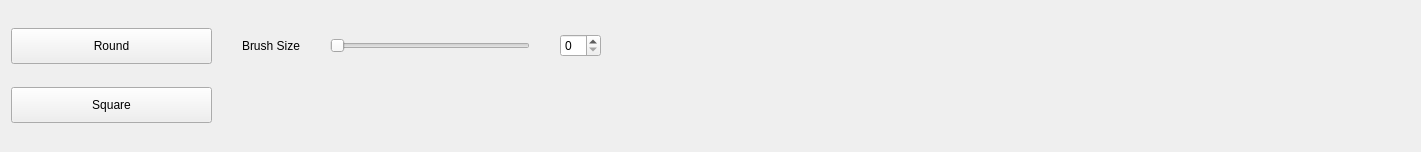
Vedhus/InstaDam, file Qt/InstaDam/Selector/freeSelect.ui: the form before one commit.
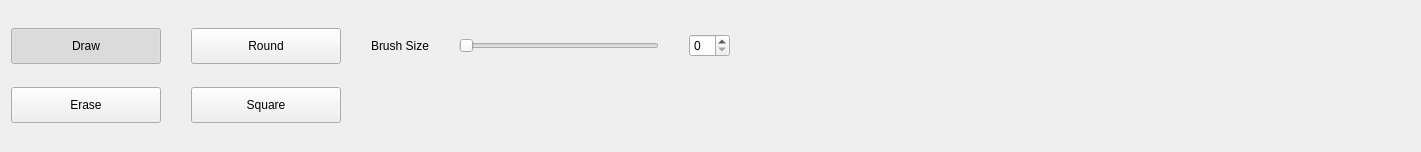
The form after the commit.

Patch:
```diff
--- a/Qt/InstaDam/Selector/freeSelect.ui
+++ b/Qt/InstaDam/Selector/freeSelect.ui
@@ -10,6 +10,18 @@
     <height>152</height>
    </rect>
   </property>
+  <property name="sizePolicy">
+   <sizepolicy hsizetype="Fixed" vsizetype="Fixed">
+    <horstretch>0</horstretch>
+    <verstretch>2</verstretch>
+   </sizepolicy>
+  </property>
+  <property name="minimumSize">
+   <size>
+    <width>0</width>
+    <height>0</height>
+   </size>
+  </property>
   <property name="windowTitle">
    <string>Form</string>
   </property>
@@ -17,24 +29,7 @@
    <property name="horizontalSpacing">
     <number>30</number>
    </property>
-   <item row="0" column="1">
-    <widget class="QLabel" name="brushSizeLabel">
-     <property name="text">
-      <string>Brush Size</string>
-     </property>
-    </widget>
-   </item>
    <item row="0" column="3">
-    <widget class="QSpinBox" name="brushSizeSpinner">
-     <property name="sizePolicy">
-      <sizepolicy hsizetype="Fixed" vsizetype="Fixed">
-       <horstretch>0</horstretch>
-       <verstretch>0</verstretch>
-      </sizepolicy>
-     </property>
-    </widget>
-   </item>
-   <item row="0" column="2">
     <widget class="QSlider" name="brushSizeSlider">
      <property name="minimumSize">
       <size>
@@ -53,45 +48,7 @@
      </property>
     </widget>
    </item>
-   <item row="0" column="0">
-    <widget class="QPushButton" name="roundBrushButton">
-     <property name="sizePolicy">
-      <sizepolicy hsizetype="Fixed" vsizetype="Fixed">
-       <horstretch>0</horstretch>
-       <verstretch>0</verstretch>
-      </sizepolicy>
-     </property>
-     <property name="minimumSize">
-      <size>
-       <width>201</width>
-       <height>36</height>
-      </size>
-     </property>
-     <property name="text">
-      <string>Round</string>
-     </property>
-    </widget>
-   </item>
-   <item row="1" column="0">
-    <widget class="QPushButton" name="squareBrushButton">
-     <property name="sizePolicy">
-      <sizepolicy hsizetype="Fixed" vsizetype="Fixed">
-       <horstretch>0</horstretch>
-       <verstretch>0</verstretch>
-      </sizepolicy>
-     </property>
-     <property name="minimumSize">
-      <size>
-       <width>201</width>
-       <height>36</height>
-      </size>
-     </property>
-     <property name="text">
-      <string>Square</string>
-     </property>
-    </widget>
-   </item>
-   <item row="0" column="4">
+   <item row="0" column="5">
     <spacer name="freeDrawSpacer">
      <property name="orientation">
       <enum>Qt::Horizontal</enum>
@@ -104,6 +61,108 @@
      </property>
     </spacer>
    </item>
+   <item row="1" column="0">
+    <widget class="QPushButton" name="eraseButton">
+     <property name="sizePolicy">
+      <sizepolicy hsizetype="Fixed" vsizetype="Fixed">
+       <horstretch>0</horstretch>
+       <verstretch>0</verstretch>
+      </sizepolicy>
+     </property>
+     <property name="minimumSize">
+      <size>
+       <width>150</width>
+       <height>36</height>
+      </size>
+     </property>
+     <property name="text">
+      <string>Erase</string>
+     </property>
+     <property name="checkable">
+      <bool>true</bool>
+     </property>
+    </widget>
+   </item>
+   <item row="0" column="0">
+    <widget class="QPushButton" name="drawButton">
+     <property name="sizePolicy">
+      <sizepolicy hsizetype="Fixed" vsizetype="Fixed">
+       <horstretch>0</horstretch>
+       <verstretch>0</verstretch>
+      </sizepolicy>
+     </property>
+     <property name="minimumSize">
+      <size>
+       <width>150</width>
+       <height>36</height>
+      </size>
+     </property>
+     <property name="text">
+      <string>Draw</string>
+     </property>
+     <property name="checkable">
+      <bool>true</bool>
+     </property>
+     <property name="checked">
+      <bool>true</bool>
+     </property>
+    </widget>
+   </item>
+   <item row="0" column="1">
+    <widget class="QPushButton" name="roundBrushButton">
+     <property name="sizePolicy">
+      <sizepolicy hsizetype="Fixed" vsizetype="Fixed">
+       <horstretch>0</horstretch>
+       <verstretch>0</verstretch>
+      </sizepolicy>
+     </property>
+     <property name="minimumSize">
+      <size>
+       <width>150</width>
+       <height>36</height>
+      </size>
+     </property>
+     <property name="text">
+      <string>Round</string>
+     </property>
+    </widget>
+   </item>
+   <item row="0" column="2">
+    <widget class="QLabel" name="brushSizeLabel">
+     <property name="text">
+      <string>Brush Size</string>
+     </property>
+    </widget>
+   </item>
+   <item row="0" column="4">
+    <widget class="QSpinBox" name="brushSizeSpinner">
+     <property name="sizePolicy">
+      <sizepolicy hsizetype="Fixed" vsizetype="Fixed">
+       <horstretch>0</horstretch>
+       <verstretch>0</verstretch>
+      </sizepolicy>
+     </property>
+    </widget>
+   </item>
+   <item row="1" column="1">
+    <widget class="QPushButton" name="squareBrushButton">
+     <property name="sizePolicy">
+      <sizepolicy hsizetype="Fixed" vsizetype="Fixed">
+       <horstretch>0</horstretch>
+       <verstretch>0</verstretch>
+      </sizepolicy>
+     </property>
+     <property name="minimumSize">
+      <size>
+       <width>150</width>
+       <height>36</height>
+      </size>
+     </property>
+     <property name="text">
+      <string>Square</string>
+     </property>
+    </widget>
+   </item>
   </layout>
  </widget>
  <resources/>
```
